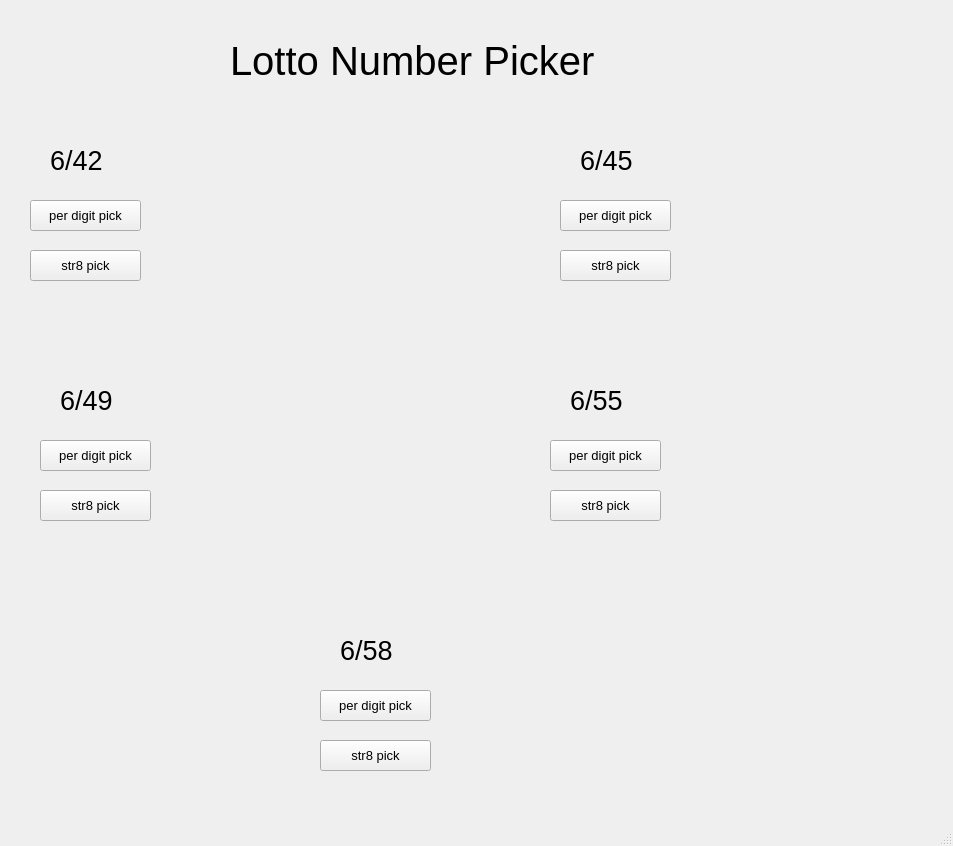
First picture: the form in assets/ui/main.ui, repository yaiba81/lotto-number-picker, before the edit.
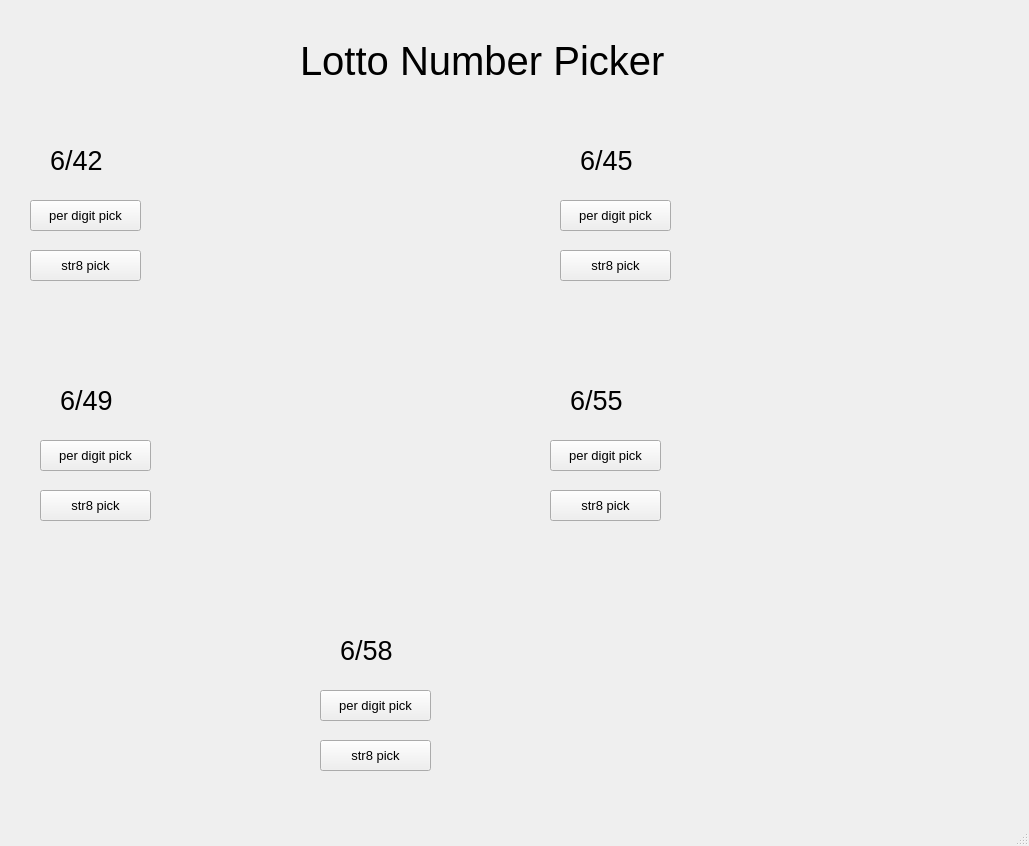
Second picture: the form after the edit.

The edit to the form file:
```diff
--- a/assets/ui/main.ui
+++ b/assets/ui/main.ui
@@ -6,7 +6,7 @@
    <rect>
     <x>0</x>
     <y>0</y>
-    <width>953</width>
+    <width>1029</width>
     <height>846</height>
    </rect>
   </property>
@@ -17,7 +17,7 @@
    <widget class="QLabel" name="label">
     <property name="geometry">
      <rect>
-      <x>230</x>
+      <x>300</x>
       <y>30</y>
       <width>461</width>
       <height>61</height>
@@ -109,7 +109,7 @@
      <rect>
       <x>160</x>
       <y>200</y>
-      <width>221</width>
+      <width>301</width>
       <height>21</height>
      </rect>
     </property>
@@ -127,7 +127,7 @@
      <rect>
       <x>160</x>
       <y>250</y>
-      <width>221</width>
+      <width>291</width>
       <height>21</height>
      </rect>
     </property>
@@ -145,7 +145,7 @@
      <rect>
       <x>170</x>
       <y>440</y>
-      <width>221</width>
+      <width>291</width>
       <height>21</height>
      </rect>
     </property>
@@ -163,7 +163,7 @@
      <rect>
       <x>170</x>
       <y>490</y>
-      <width>221</width>
+      <width>301</width>
       <height>21</height>
      </rect>
     </property>
@@ -253,7 +253,7 @@
      <rect>
       <x>690</x>
       <y>200</y>
-      <width>221</width>
+      <width>311</width>
       <height>21</height>
      </rect>
     </property>
@@ -271,7 +271,7 @@
      <rect>
       <x>690</x>
       <y>250</y>
-      <width>221</width>
+      <width>321</width>
       <height>21</height>
      </rect>
     </property>
@@ -361,7 +361,7 @@
      <rect>
       <x>680</x>
       <y>440</y>
-      <width>221</width>
+      <width>331</width>
       <height>21</height>
      </rect>
     </property>
@@ -379,7 +379,7 @@
      <rect>
       <x>680</x>
       <y>490</y>
-      <width>221</width>
+      <width>331</width>
       <height>21</height>
      </rect>
     </property>
@@ -469,7 +469,7 @@
      <rect>
       <x>450</x>
       <y>690</y>
-      <width>221</width>
+      <width>331</width>
       <height>21</height>
      </rect>
     </property>
@@ -487,7 +487,7 @@
      <rect>
       <x>450</x>
       <y>740</y>
-      <width>221</width>
+      <width>331</width>
       <height>21</height>
      </rect>
     </property>
```
Left out of the diff: 2 changed lines with no effect on the pictures.
